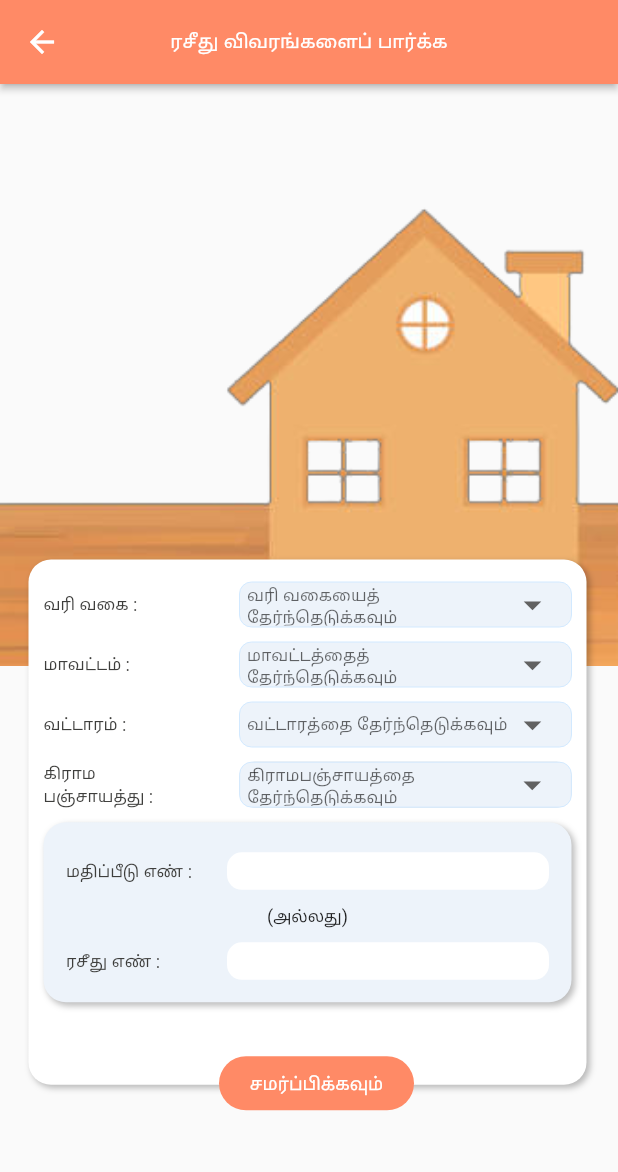
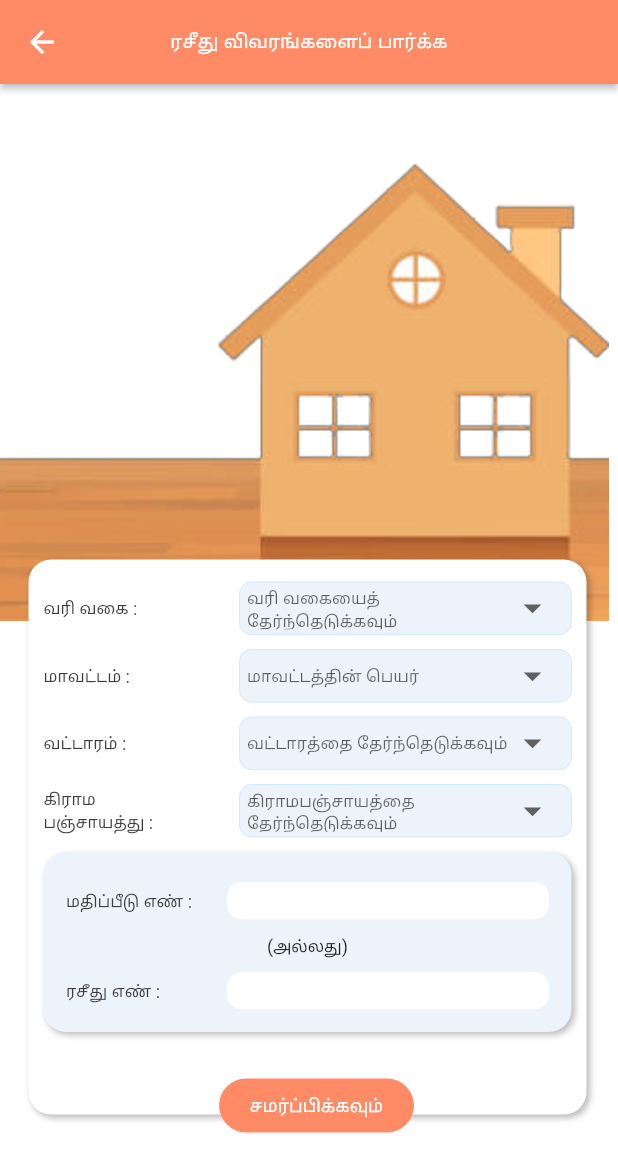
Before and after one commit to TNANDROID/public_vptax, a Flutter app: the ViewReceipt screen opened directly, on a phone screen of 412 x 824 dp. Shown: the top 1172 px of the screen. Run offline on Flutter 3.47's test engine with Material 2 defaults, Android fonts, the phone set to English and light mode, and no system bars; our stand-ins replace easy_localization, flutter_form_builder, flutter_spinkit, flutter_staggered_animations, flutter_svg, form_builder_validators and 5 more; missing offline and left inert: encrypt, open_settings; accounts and stored records are empty.

Commit message:
View receipt changes

```diff
--- a/lib/Activity/Auth/View_receipt.dart
+++ b/lib/Activity/Auth/View_receipt.dart
@@ -1,5 +1,4 @@
 import 'dart:async';
-import 'dart:io';
 import 'package:easy_localization/easy_localization.dart';
 import 'package:flutter/cupertino.dart';
 import 'package:flutter/material.dart';
@@ -14,8 +13,10 @@ import 'package:public_vptax/Services/Preferenceservices.dart';
 import 'package:public_vptax/Services/locator.dart';
 import 'package:public_vptax/Utils/utils.dart';
 import 'package:shared_preferences/shared_preferences.dart';
+import 'package:stacked/stacked.dart';
 
 import '../../Model/startup_model.dart';
+import '../../Resources/StringsKey.dart';
 import '../../Utils/ContentInfo.dart';
 
 class ViewReceipt extends StatefulWidget {
@@ -49,6 +50,7 @@ class _ViewReceiptState extends State<ViewReceipt> {
   PreferenceService preferencesService = locator<PreferenceService>();
   TextEditingController assessmentController = TextEditingController();
   TextEditingController receiptController = TextEditingController();
+  ScrollController scrollController = ScrollController();
   List<dynamic> taxType = [
     {"taxCode": "01", "taxname": 'propertyTax'.tr().toString()},
     {"taxCode": "02", "taxname": 'waterCharges'.tr().toString()},
@@ -87,6 +89,7 @@ class _ViewReceiptState extends State<ViewReceipt> {
   }
   Future<void> initialize() async {
     prefs = await SharedPreferences.getInstance();
+    taxFlag=true;
     districtFlag = true;
     blockFlag=true;
     villageFlag=true;
@@ -109,7 +112,7 @@ class _ViewReceiptState extends State<ViewReceipt> {
     return true;
   }
   //Dropdown Input Field Widget
-  Widget addInputDropdownField(int index, String inputHint, String fieldName,
+  Widget addInputDropdownField(int index, String inputHint, String fieldName,StartUpViewModel model
     ) {
     List dropList = [];
     String keyCode = "";
@@ -122,9 +125,9 @@ class _ViewReceiptState extends State<ViewReceipt> {
       titleText = "taxname";
       titleTextTamil = "taxname";
     } else if (index == 1) {
-      dropList =districtlist;
+      dropList = districtlist;
       keyCode = "dcode";
-      titleText = "dname";
+      titleText ="dname";
       titleTextTamil = "dname";
     } else if (index == 2) {
       dropList =blockList;
@@ -143,7 +146,7 @@ class _ViewReceiptState extends State<ViewReceipt> {
         decoration: InputDecoration(
           contentPadding: EdgeInsets.only(left: 5),
           constraints: BoxConstraints(
-            maxHeight: 30
+            maxHeight: 35
           ),
           hintText: inputHint,
           hintStyle: TextStyle(fontSize: 11),
@@ -155,7 +158,7 @@ class _ViewReceiptState extends State<ViewReceipt> {
           ),
           focusedBorder: UIHelper.getInputBorder(1, borderColor: c.dot_light_screen_lite),
           focusedErrorBorder: OutlineInputBorder(
-            borderSide: BorderSide(width: 20.0),
+            borderSide: BorderSide(width: 10.0),
             borderRadius: BorderRadius.circular(20), // Increase the radius to adjust the height
           ),
         ),
@@ -186,11 +189,12 @@ class _ViewReceiptState extends State<ViewReceipt> {
         setState(() {});
       },
       iconSize: 28,
-      // autovalidateMode: AutovalidateMode.onUserInteraction,
-      // validator: FormBuilderValidators.compose([
-      //   FormBuilderValidators.required(
-      //       errorText: inputHint.tr().toString()),
-      // ]),
+      autofocus: true,
+      autovalidateMode: AutovalidateMode.onUserInteraction,
+      validator: FormBuilderValidators.compose([
+        FormBuilderValidators.required(
+            errorText: inputHint.tr().toString()),
+      ]),
       items: dropList.map((item) => DropdownMenuItem(
         value: item[keyCode],
         child: Text(
@@ -226,7 +230,6 @@ class _ViewReceiptState extends State<ViewReceipt> {
           selectedvillage="";
           listvisbility=false;
           assessmentController.text="";
-          villageError=true;
           receiptController.text="";
           // await model.loadUIVillage(selectedDistrict, selectedBlock);
         } else if (index == 3) {
@@ -255,10 +258,32 @@ class _ViewReceiptState extends State<ViewReceipt> {
                       ),
             ),
           ),
-        body:SingleChildScrollView(
+          body: SafeArea(
+            top: true,
+            child: ViewModelBuilder<StartUpViewModel>.reactive(
+                onModelReady: (model) async {},
+                builder: (context, model, child) {
+                  return Container(
+                      color: Colors.white,
                       child: Column(
                         children: [
+                          UIHelper.verticalSpaceMedium,
+                          Expanded(
+                              child: SingleChildScrollView(
+                               child: dropdown(context, model),
+                              )),
+                        ],
+                      ));
+                },
+                viewModelBuilder: () => StartUpViewModel()),
+          )));
+  }
+  Widget dropdown(BuildContext context,StartUpViewModel model)
+  {
+    return Column(
+      children: [
         Container(
+          transform: Matrix4.translationValues(-6.0,-50.0,10.0),
           height: MediaQuery.of(context).size.height/2,
           child: Image.asset(
             imagePath.house_tax,
@@ -267,7 +292,7 @@ class _ViewReceiptState extends State<ViewReceipt> {
           ),
         ),
         Container(
-                transform: Matrix4.translationValues(-6.0,-100.0,10.0),
+          transform: Matrix4.translationValues(-6.0,-120.0,10.0),
           margin: EdgeInsets.only(left: 25,right: 15,top:5),
           padding:  EdgeInsets.only(top: 10,left: 5,right: 5,bottom: 50),
           // height: MediaQuery.of(context).size.height/1.5,
@@ -278,7 +303,7 @@ class _ViewReceiptState extends State<ViewReceipt> {
           child:  Column(
             children: [
               Visibility(
-                      visible: districtFlag ? true : false,
+          visible: taxFlag ? true : false,
             child: Row(
               mainAxisAlignment: MainAxisAlignment.start,
               children: [
@@ -296,7 +321,7 @@ class _ViewReceiptState extends State<ViewReceipt> {
                   flex: 2,
                   child: addInputDropdownField(
                       0, 'select_taxtype'.tr().toString(),
-                                'taxType'.tr().toString(),),
+                      'taxType'.tr().toString(),model),
                 )
               ],
             ),
@@ -320,7 +345,11 @@ class _ViewReceiptState extends State<ViewReceipt> {
                 Expanded(
                   flex: 2,
                   child:
-                            addInputDropdownField(1, 'select_District'.tr().toString(),'district',),
+                  addInputDropdownField(
+                      1,
+                      'districtName'.tr().toString(),
+                      "district",
+                      model),
                 )
               ],
             ),
@@ -345,7 +374,7 @@ class _ViewReceiptState extends State<ViewReceipt> {
                   flex: 2,
                   child:addInputDropdownField(
                       2, 'select_Block'.tr().toString(),
-                                "block", ),
+                      "block",model ),
                 )
               ],
             ),
@@ -368,7 +397,10 @@ class _ViewReceiptState extends State<ViewReceipt> {
                 UIHelper.horizontalSpaceMedium,
                 Expanded(
                   flex: 2,
-                            child: Container(
+                  child:addInputDropdownField(
+                      3, 'select_VillagePanchayat'.tr().toString(),
+                      "",model),
+                  /*child: Container(
                               decoration:BoxDecoration(
                                   color: c.grey_out,
                                   border: Border.all(
@@ -378,7 +410,7 @@ class _ViewReceiptState extends State<ViewReceipt> {
                              child: addInputDropdownField(
                                   3, 'select_VillagePanchayat'.tr().toString(),
                                   "villagePanchayat"),
-                            )
+                            )*/
                 )
               ],
             ),
@@ -423,6 +455,7 @@ class _ViewReceiptState extends State<ViewReceipt> {
                     inputFormatters: <TextInputFormatter>[
                       FilteringTextInputFormatter.digitsOnly
                     ],
+                    keyboardType: TextInputType.number,
                     decoration: const InputDecoration(
                         border:InputBorder.none
                     ),
@@ -475,8 +508,9 @@ class _ViewReceiptState extends State<ViewReceipt> {
   child: TextFormField(
   controller: receiptController,
   inputFormatters: <TextInputFormatter>[
-                                         FilteringTextInputFormatter.digitsOnly
+  FilteringTextInputFormatter.digitsOnly,
   ],
+  keyboardType: TextInputType.number,
   decoration: const InputDecoration(
   border:InputBorder.none
   ),
@@ -488,14 +522,9 @@ class _ViewReceiptState extends State<ViewReceipt> {
   ))
   ],
   ),
-                       ],
-                      )
-                    ),
-                  ],
-                ),
-              ),
+    ])),])),
         Container(
-                transform: Matrix4.translationValues(5.0,-125.0,10.0),
+          transform: Matrix4.translationValues(5.0,-150.0,10.0),
           child: TextButton(
             child:Padding(
                 padding: EdgeInsets.only(left: 5,right: 5),
@@ -508,19 +537,28 @@ class _ViewReceiptState extends State<ViewReceipt> {
                 backgroundColor: c.colorPrimary
             ),
             onPressed: () {
+              scrollController.animateTo(500,  duration: const Duration(milliseconds: 500), curve: Curves.linear);
               setState(() {
                 Validate();
               });
             },
           ),
         ),
-              Visibility(
+        listview()
+    ]
+    );
+  }
+  Widget listview()
+  {
+    return  Visibility(
       visible:listvisbility,
       child: Container(
           transform: Matrix4.translationValues(-5.0,-80.0,10.0),
           padding: EdgeInsets.only(left: 10,right: 10),
           child: AnimationLimiter(
             child: ListView.builder(
+              controller: scrollController,
+              scrollDirection: Axis.vertical,
               physics: NeverScrollableScrollPhysics(),
               shrinkWrap: true,
               itemCount:1,
@@ -698,11 +736,7 @@ class _ViewReceiptState extends State<ViewReceipt> {
               },
             ),
           )),
-              )
-              ],
-          ),
-      ),
-    ));
+    );
   }
   Validate() {
    if(selectedTaxType!=null && selectedTaxType !="")
```
Lines whose indentation alone changed are shown as unchanged.
